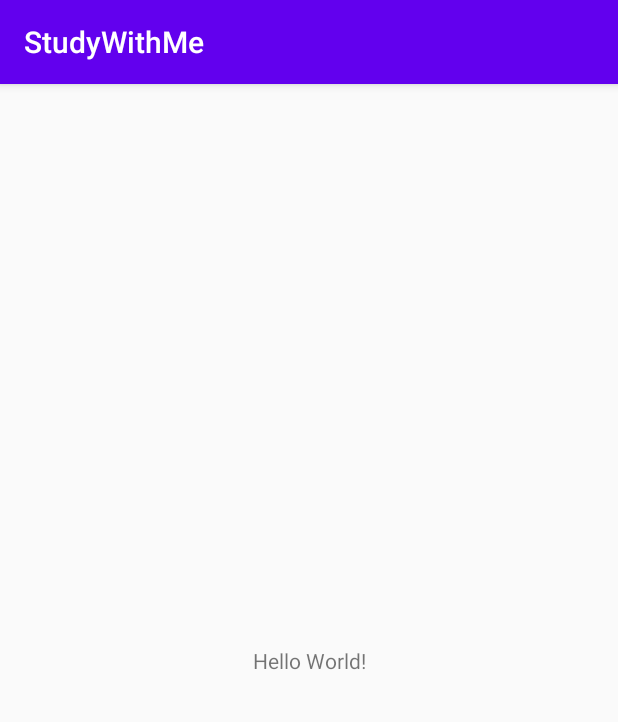
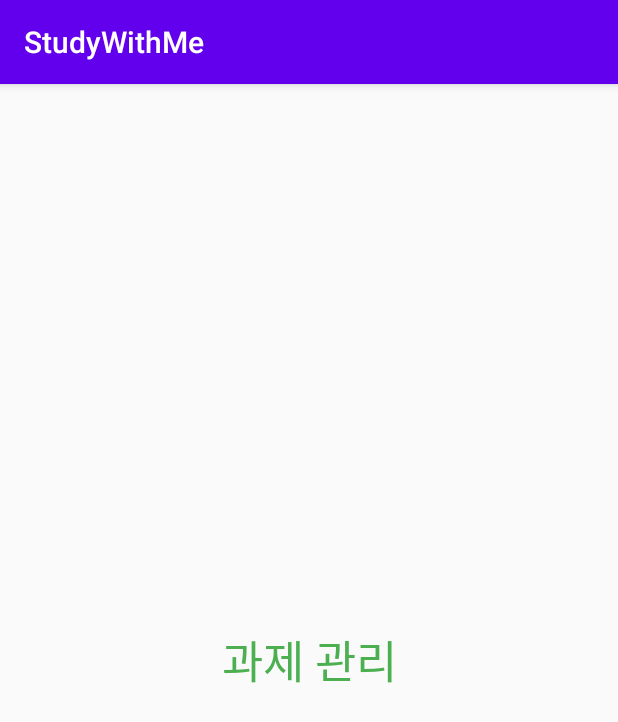
Before and after one commit to someday55/WebGrus_App_Team1, an Android app: the screen it shows after launch (MainActivity), on a phone screen of 412 x 824 dp. Shown: the top 722 px of the screen. Run offline under Robolectric (Android 15) with nearby library versions, the phone set to English and light mode, and no system bars.

Commit message:
-Test - giuk

```diff
--- a/app/src/main/res/layout/activity_main.xml
+++ b/app/src/main/res/layout/activity_main.xml
@@ -9,7 +9,9 @@
     <TextView
         android:layout_width="wrap_content"
         android:layout_height="wrap_content"
-        android:text="Hello World!"
+        android:text="과제 관리"
+        android:textColor="#4CAF50"
+        android:textSize="30sp"
         app:layout_constraintBottom_toBottomOf="parent"
         app:layout_constraintLeft_toLeftOf="parent"
         app:layout_constraintRight_toRightOf="parent"
```
